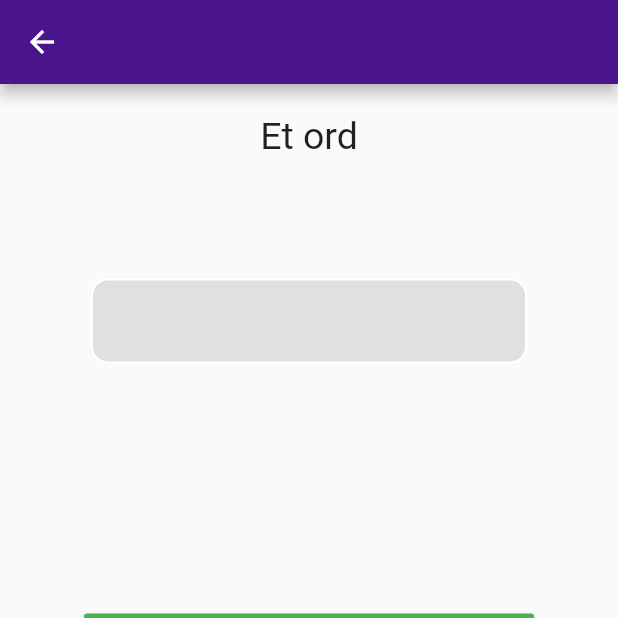
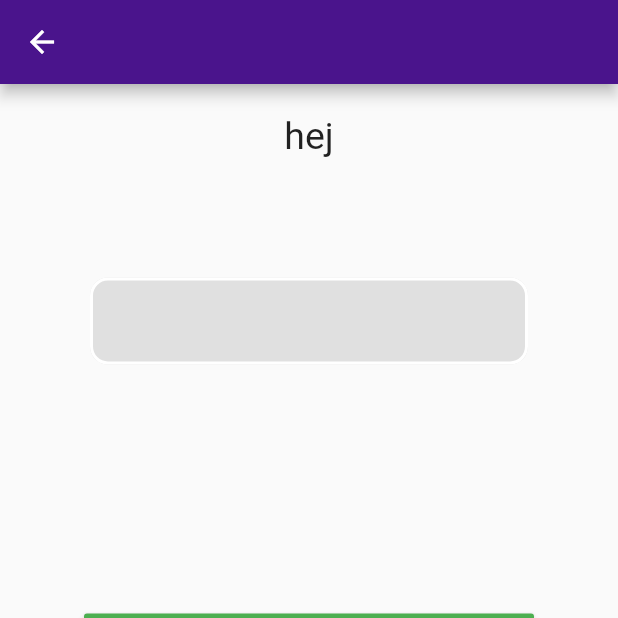
Before and after one commit to toke-dk/taekwondo_pensum, a Flutter app: the screen it shows after launch, after a tap on "3.Kup", on a phone screen of 412 x 824 dp, the top half of it. Run offline on Flutter 3.47's test engine with Material 2 defaults, Android fonts, the phone set to English and light mode, and no system bars.

Commit message:
it takes from a map that sends

```diff
--- a/lib/HomeWidget.dart
+++ b/lib/HomeWidget.dart
@@ -15,6 +15,9 @@ class HomeWidget extends StatelessWidget {
 }
 
 class Belt extends StatelessWidget {
+
+  var words = {'hej': 'hello', 'nej': 'no', 'hvordan': 'how', 'jeg':'I'};
+
   @override
   Widget build(BuildContext context) {
     return Scaffold(
@@ -22,7 +25,7 @@ class Belt extends StatelessWidget {
       body: InkWell(
         onTap: () {Navigator.push(context, MaterialPageRoute(
             builder: (context) =>
-                IngameOverviewer()
+                IngameWidget(words: words,)
         ));},
         child: Container(
           margin: EdgeInsets.all(10),
--- a/lib/main.dart
+++ b/lib/main.dart
@@ -7,6 +7,5 @@ void main() => runApp(MaterialApp(
   initialRoute: '/',
   routes: {
     '/': (context) => HomeWidget(),
-    '/ingame': (context) => IngameOverviewer()
   },
 ));
--- a/lib/pages/IngameWidget.dart
+++ b/lib/pages/IngameWidget.dart
@@ -1,20 +1,13 @@
 import 'package:flutter/material.dart';
-import 'package:taekwondopensum/HomeWidget.dart';
 
-class IngameOverviewer extends StatefulWidget {
-  @override
-  _IngameOverviewerState createState() => _IngameOverviewerState();
-}
+class IngameWidget extends StatefulWidget {
 
-class _IngameOverviewerState extends State<IngameOverviewer> {
-  @override
-  Widget build(BuildContext context) {
-      return IngameWidget();
-  }
-}
+  var words;
+  IngameWidget({Key key, this.words}) : super(key: key);
 
 
-class IngameWidget extends StatefulWidget {
+
+
   @override
   _IngameWidgetState createState() => _IngameWidgetState();
 }
@@ -22,7 +15,7 @@ class IngameWidget extends StatefulWidget {
 class _IngameWidgetState extends State<IngameWidget> {
   @override
   Widget build(BuildContext context) {
-    print('ingame');
+    print(widget.words);
     return Scaffold(
       appBar: AppBar(
         backgroundColor: Colors.purple[900],
@@ -32,7 +25,7 @@ class _IngameWidgetState extends State<IngameWidget> {
           children: <Widget>[
             Container(
               margin: EdgeInsets.only(top: 20),
-              child: Text('Et ord', style: TextStyle(fontSize: 25),),
+              child: Text(widget.words.keys.toList()[0], style: TextStyle(fontSize: 25),),
             ),
             Container(
               margin: EdgeInsets.symmetric(horizontal: 60, vertical: 80),
@@ -69,7 +62,7 @@ class _IngameWidgetState extends State<IngameWidget> {
                       context,
                       PageRouteBuilder(
                         transitionDuration: Duration(seconds: 0),
-                        pageBuilder: (context, animation1, animation2) => IngameWidget(),
+                        pageBuilder: (context, animation1, animation2) => IngameWidget(words: widget.words,),
                       )
                     )},
                   ),
@@ -81,10 +74,3 @@ class _IngameWidgetState extends State<IngameWidget> {
     );
   }
 }
-
-class TestWidget extends StatelessWidget {
-  @override
-  Widget build(BuildContext context) {
-    return Container(child: Text('hi'),);
-  }
-}
```
